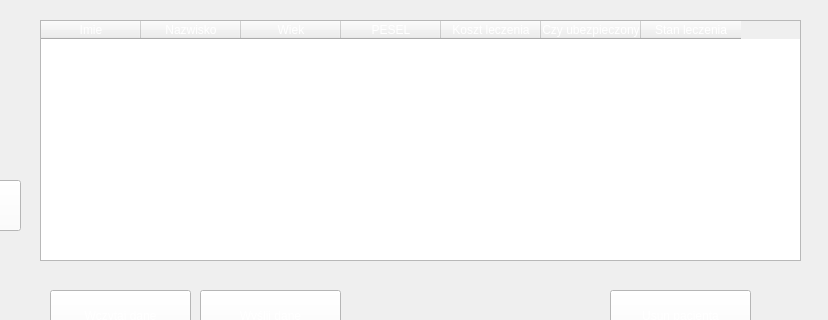
Before: the Qt Designer form Pacjenci/Pacjenci.ui in Kupsztajn/Jipp, drawn with Qt 5; both pictures show x 180 to 1008 and y 0 to 320 of the 1008 by 600 pixel window.
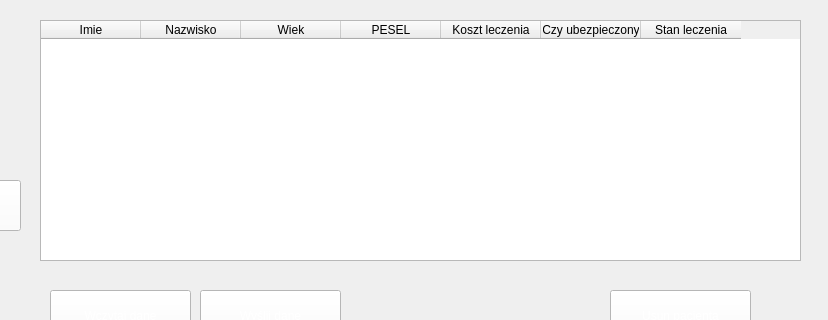
After: the same form once the commit is applied. Icons and pictures are not drawn.

Patch:
```diff
--- a/Pacjenci/Pacjenci.ui
+++ b/Pacjenci/Pacjenci.ui
@@ -91,9 +91,7 @@
      </rect>
     </property>
     <property name="styleSheet">
-     <string notr="true">background-image: none;
-color: white;
-</string>
+     <string notr="true"/>
     </property>
     <column>
      <property name="text">
```
Left out of the diff: 36 changed lines with no effect on the pictures.
